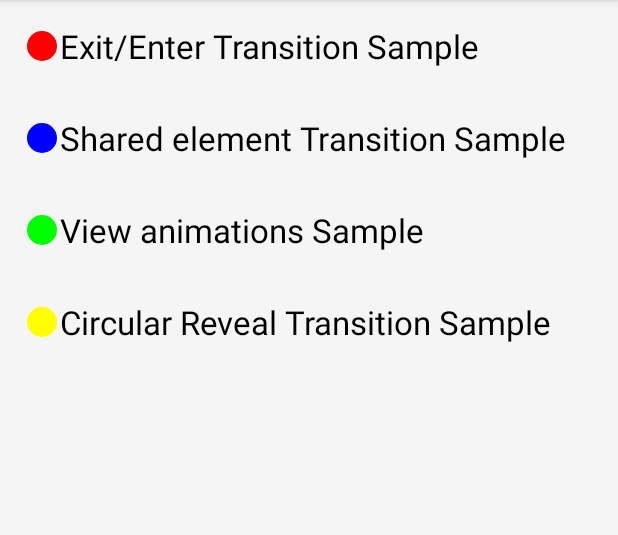
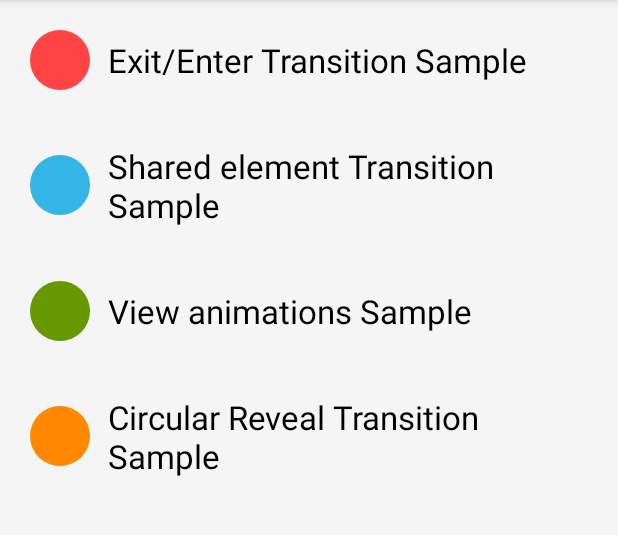
Before and after one commit to dev-arrow/Material-Animations, an Android app: the screen it shows after launch (MainActivity), on a phone screen of 412 x 824 dp, the part 84-619 px from its top. Run offline under Robolectric (Android 15) with nearby library versions, the phone set to English and light mode, and no system bars; our stand-ins replace data binding.

Commit message:
Set icon colors from resources

```diff
--- a/app/src/main/java/com/lgvalle/material_animations/MainActivity.java
+++ b/app/src/main/java/com/lgvalle/material_animations/MainActivity.java
@@ -1,7 +1,5 @@
 package com.lgvalle.material_animations;
 
-import android.graphics.Color;
-import android.graphics.drawable.Drawable;
 import android.os.Bundle;
 import android.support.v4.content.ContextCompat;
 import android.support.v7.app.AppCompatActivity;
@@ -38,15 +36,11 @@ public class MainActivity extends AppCompatActivity {
 
     private void setupSamples() {
         samples = Arrays.asList(
-                new Sample(Color.RED, "Exit/Enter Transition Sample"),
-                new Sample(Color.BLUE, "Shared element Transition Sample"),
-                new Sample(Color.GREEN, "View animations Sample"),
-                new Sample(Color.YELLOW, "Circular Reveal Transition Sample")
+                new Sample(ContextCompat.getColor(this, R.color.sample_red), "Exit/Enter Transition Sample"),
+                new Sample(ContextCompat.getColor(this, R.color.sample_blue), "Shared element Transition Sample"),
+                new Sample(ContextCompat.getColor(this, R.color.sample_green), "View animations Sample"),
+                new Sample(ContextCompat.getColor(this, R.color.sample_yellow), "Circular Reveal Transition Sample")
         );
-    }
-
-    private Drawable getSampleDrawable() {
-        return ContextCompat.getDrawable(this, R.drawable.circle_24dp);
     }
 
     private void setupLayout() {
--- a/app/src/main/java/com/lgvalle/material_animations/Sample.java
+++ b/app/src/main/java/com/lgvalle/material_animations/Sample.java
@@ -1,6 +1,8 @@
 package com.lgvalle.material_animations;
 
 import android.databinding.BindingAdapter;
+import android.graphics.PorterDuff;
+import android.support.annotation.ColorRes;
 import android.widget.ImageView;
 
 import java.io.Serializable;
@@ -13,14 +15,14 @@ public class Sample implements Serializable {
     int color;
     String name;
 
-    public Sample(int color, String name) {
+    public Sample(@ColorRes int color, String name) {
         this.color = color;
         this.name = name;
     }
 
     @BindingAdapter("bind:colorFilter")
-    public static void setColorFilter(ImageView view, int color) {
-        view.setColorFilter(color);
+    public static void setColorFilter(ImageView view, @ColorRes int color) {
+        view.setColorFilter(color, PorterDuff.Mode.SRC_IN);
     }
 
     public String getName() {
--- a/app/src/main/res/drawable/square.xml
+++ b/app/src/main/res/drawable/square.xml
@@ -7,7 +7,7 @@
         android:top="10dp"
         android:right="10dp"
         android:bottom="10dp" />
-    <solid android:color="@android:color/holo_blue_light" />
+    <solid android:color="@android:color/white" />
     <size
         android:width="3dp"
         android:height="3dp" />
--- a/app/src/main/res/layout/row_sample.xml
+++ b/app/src/main/res/layout/row_sample.xml
@@ -1,6 +1,7 @@
 <?xml version="1.0" encoding="utf-8"?>
 <layout xmlns:android="http://schemas.android.com/apk/res/android"
-    xmlns:app="http://schemas.android.com/apk/res-auto">
+    xmlns:app="http://schemas.android.com/apk/res-auto"
+    xmlns:tools="http://schemas.android.com/tools">
 
     <data>
 
@@ -14,19 +15,22 @@
         android:layout_width="match_parent"
         android:layout_height="wrap_content"
         android:orientation="horizontal"
+        android:gravity="center_vertical"
         android:padding="@dimen/spacing_double">
 
         <ImageView
             android:id="@+id/sample_icon"
-            android:layout_width="wrap_content"
-            android:layout_height="match_parent"
+            android:layout_width="48dp"
+            android:layout_height="48dp"
             android:src="@drawable/circle_24dp"
             app:colorFilter="@{sample.color}" />
 
         <TextView
             android:id="@+id/sample_name"
+            tools:text="View animations sample"
             style="@style/Base.TextAppearance.AppCompat.Large"
             android:layout_width="wrap_content"
+            android:layout_marginLeft="@dimen/spacing_normal"
             android:layout_height="wrap_content"
             android:text="@{sample.name}" />
 
--- a/app/src/main/res/values/colors.xml
+++ b/app/src/main/res/values/colors.xml
@@ -24,6 +24,12 @@
 
     <color name="text_light">@android:color/white</color>
     <color name="text_dark">#616161</color>
+
+    <color name="sample_red">#ff4444</color>
+    <color name="sample_blue">#33b5e5</color>
+    <color name="sample_green">#669900</color>
+    <color name="sample_yellow">#ff8800</color>
+
 
     <!-- theme colors -->
     <color name="theme_blue_background">#84ffff</color>
```
